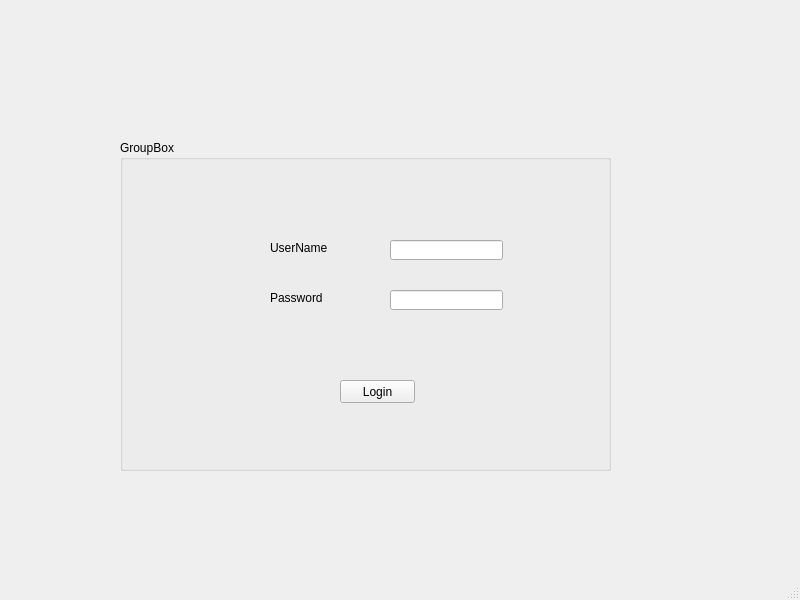
Old version of the form small/mainwindow.ui in the repository 270122090/loginform.
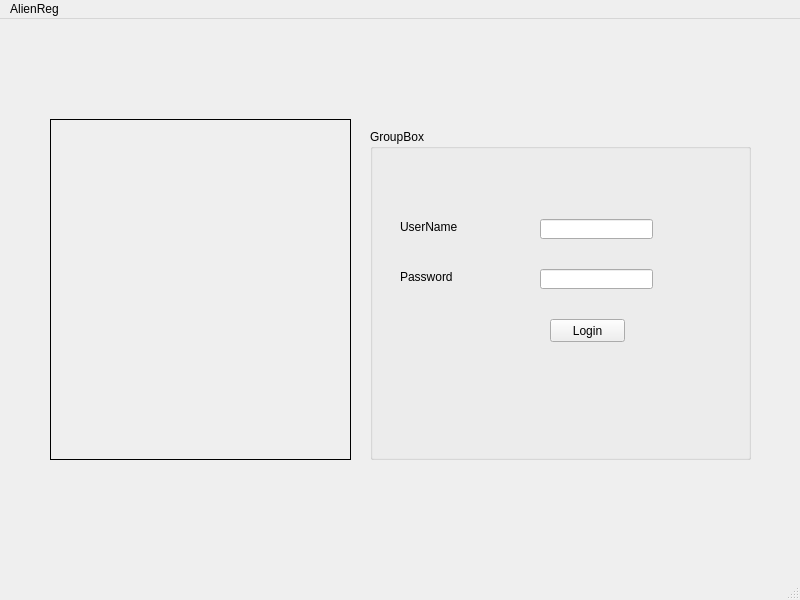
New version of the form.

```diff
--- a/small/mainwindow.ui
+++ b/small/mainwindow.ui
@@ -17,9 +17,9 @@
    <widget class="QGroupBox" name="groupBox">
     <property name="geometry">
      <rect>
-      <x>120</x>
-      <y>140</y>
-      <width>491</width>
+      <x>370</x>
+      <y>110</y>
+      <width>381</width>
       <height>331</height>
      </rect>
     </property>
@@ -29,8 +29,8 @@
     <widget class="QLabel" name="label">
      <property name="geometry">
       <rect>
-       <x>150</x>
-       <y>100</y>
+       <x>30</x>
+       <y>90</y>
        <width>81</width>
        <height>16</height>
       </rect>
@@ -42,8 +42,8 @@
     <widget class="QLabel" name="label_2">
      <property name="geometry">
       <rect>
-       <x>150</x>
-       <y>150</y>
+       <x>30</x>
+       <y>140</y>
        <width>81</width>
        <height>16</height>
       </rect>
@@ -55,8 +55,8 @@
     <widget class="QPushButton" name="pblogin">
      <property name="geometry">
       <rect>
-       <x>220</x>
-       <y>240</y>
+       <x>180</x>
+       <y>190</y>
        <width>75</width>
        <height>23</height>
       </rect>
@@ -68,24 +68,43 @@
     <widget class="QLineEdit" name="txtpass">
      <property name="geometry">
       <rect>
-       <x>270</x>
-       <y>150</y>
+       <x>170</x>
+       <y>140</y>
        <width>113</width>
        <height>20</height>
       </rect>
      </property>
+     <property name="echoMode">
+      <enum>QLineEdit::Password</enum>
+     </property>
     </widget>
     <widget class="QLineEdit" name="txtuser">
      <property name="geometry">
       <rect>
-       <x>270</x>
-       <y>100</y>
+       <x>170</x>
+       <y>90</y>
        <width>113</width>
        <height>20</height>
       </rect>
      </property>
     </widget>
    </widget>
+   <widget class="QLabel" name="lblImage">
+    <property name="geometry">
+     <rect>
+      <x>50</x>
+      <y>100</y>
+      <width>301</width>
+      <height>341</height>
+     </rect>
+    </property>
+    <property name="frameShape">
+     <enum>QFrame::Panel</enum>
+    </property>
+    <property name="text">
+     <string/>
+    </property>
+   </widget>
   </widget>
   <widget class="QMenuBar" name="menubar">
    <property name="geometry">
@@ -96,6 +115,12 @@
      <height>21</height>
     </rect>
    </property>
+   <widget class="QMenu" name="menuAlienReg">
+    <property name="title">
+     <string>AlienReg</string>
+    </property>
+   </widget>
+   <addaction name="menuAlienReg"/>
   </widget>
   <widget class="QStatusBar" name="statusbar"/>
  </widget>
```
